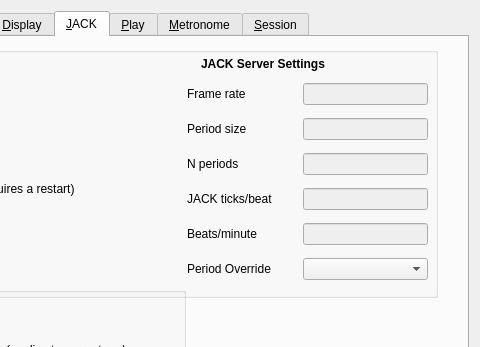
The window that seq_qt5/forms/qseditoptions.ui (ahlstromcj/seq66) describes before a commit, drawn with Qt 5; both pictures show x 186 to 666 and y 0 to 347 of the 666 by 667 pixel window.
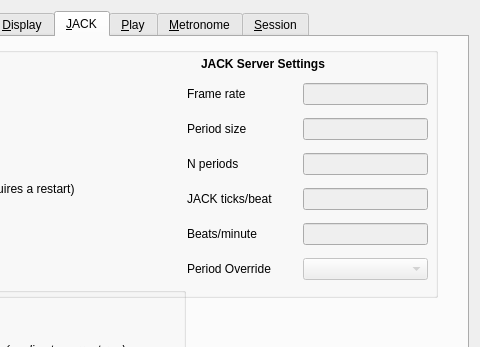
The same window after the commit.

Diff of the .ui file:
```diff
--- a/seq_qt5/forms/qseditoptions.ui
+++ b/seq_qt5/forms/qseditoptions.ui
@@ -1204,7 +1204,7 @@
          <string>JACK Server Settings</string>
         </property>
        </widget>
-       <widget class="QWidget" name="">
+       <widget class="QWidget" name="layoutWidget">
         <property name="geometry">
          <rect>
           <x>350</x>
@@ -1315,7 +1315,11 @@
           </widget>
          </item>
          <item row="5" column="1">
-          <widget class="QComboBox" name="combo_box_buffer_size"/>
+          <widget class="QComboBox" name="combo_box_buffer_size">
+           <property name="enabled">
+            <bool>false</bool>
+           </property>
+          </widget>
          </item>
         </layout>
        </widget>
```
